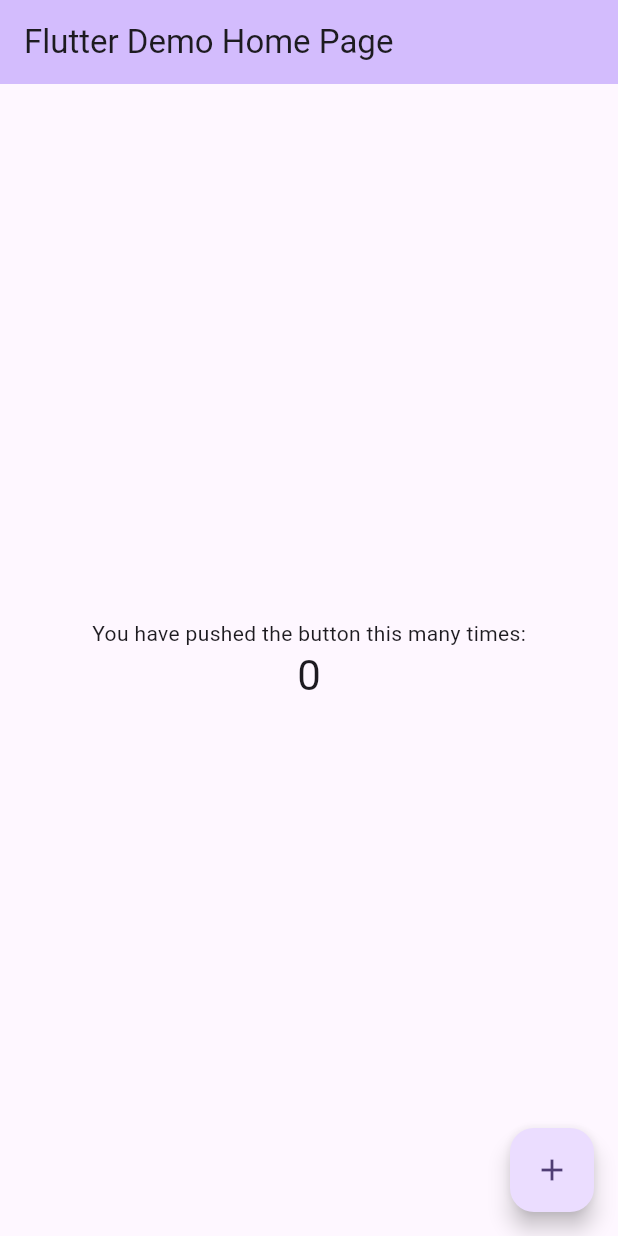
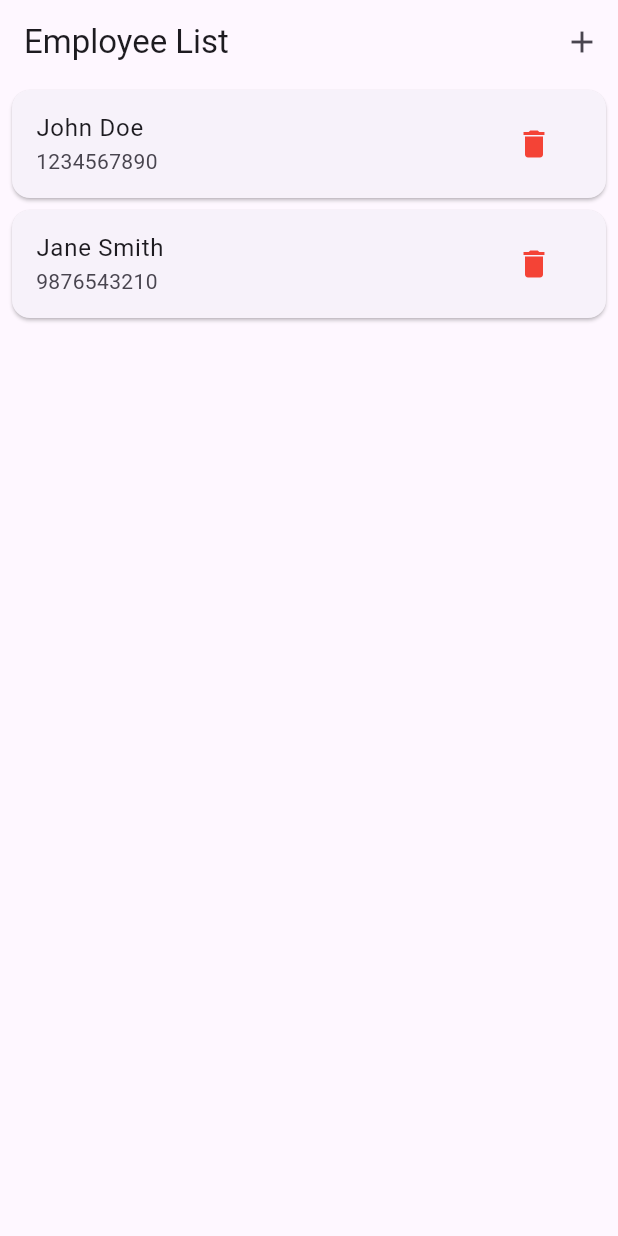
Before and after one commit to GihanIllukkumbura/Employee_management, a Flutter app: the screen it shows after launch, on a phone screen of 412 x 824 dp. Run offline on Flutter 3.47's test engine with Material 3 defaults, Android fonts, the phone set to English and light mode, and no system bars.

Commit message:
create empolyeelist screen

```diff
--- a/lib/main.dart
+++ b/lib/main.dart
@@ -1,3 +1,4 @@
+import 'package:employee_management_app/screens/employee.dart';
 import 'package:flutter/material.dart';
 
 void main() {
@@ -11,112 +12,11 @@ class MyApp extends StatelessWidget {
   @override
   Widget build(BuildContext context) {
     return MaterialApp(
-      title: 'Flutter Demo',
-      theme: ThemeData(
-        // This is the theme of your application.
-        //
-        // TRY THIS: Try running your application with "flutter run". You'll see
-        // the application has a purple toolbar. Then, without quitting the app,
-        // try changing the seedColor in the colorScheme below to Colors.green
-        // and then invoke "hot reload" (save your changes or press the "hot
-        // reload" button in a Flutter-supported IDE, or press "r" if you used
-        // the command line to start the app).
-        //
-        // Notice that the counter didn't reset back to zero; the application
-        // state is not lost during the reload. To reset the state, use hot
-        // restart instead.
-        //
-        // This works for code too, not just values: Most code changes can be
-        // tested with just a hot reload.
-        colorScheme: ColorScheme.fromSeed(seedColor: Colors.deepPurple),
-      ),
-      home: const MyHomePage(title: 'Flutter Demo Home Page'),
+      title: 'Employee Management',
+      theme: ThemeData(primarySwatch: Colors.blue),
+
+      home: const EmployeeListPage(),
+      debugShowCheckedModeBanner: false,
     );
   }
 }
-
-class MyHomePage extends StatefulWidget {
-  const MyHomePage({super.key, required this.title});
-
-  // This widget is the home page of your application. It is stateful, meaning
-  // that it has a State object (defined below) that contains fields that affect
-  // how it looks.
-
-  // This class is the configuration for the state. It holds the values (in this
-  // case the title) provided by the parent (in this case the App widget) and
-  // used by the build method of the State. Fields in a Widget subclass are
-  // always marked "final".
-
-  final String title;
-
-  @override
-  State<MyHomePage> createState() => _MyHomePageState();
-}
-
-class _MyHomePageState extends State<MyHomePage> {
-  int _counter = 0;
-
-  void _incrementCounter() {
-    setState(() {
-      // This call to setState tells the Flutter framework that something has
-      // changed in this State, which causes it to rerun the build method below
-      // so that the display can reflect the updated values. If we changed
-      // _counter without calling setState(), then the build method would not be
-      // called again, and so nothing would appear to happen.
-      _counter++;
-    });
-  }
-
-  @override
-  Widget build(BuildContext context) {
-    // This method is rerun every time setState is called, for instance as done
-    // by the _incrementCounter method above.
-    //
-    // The Flutter framework has been optimized to make rerunning build methods
-    // fast, so that you can just rebuild anything that needs updating rather
-    // than having to individually change instances of widgets.
-    return Scaffold(
-      appBar: AppBar(
-        // TRY THIS: Try changing the color here to a specific color (to
-        // Colors.amber, perhaps?) and trigger a hot reload to see the AppBar
-        // change color while the other colors stay the same.
-        backgroundColor: Theme.of(context).colorScheme.inversePrimary,
-        // Here we take the value from the MyHomePage object that was created by
-        // the App.build method, and use it to set our appbar title.
-        title: Text(widget.title),
-      ),
-      body: Center(
-        // Center is a layout widget. It takes a single child and positions it
-        // in the middle of the parent.
-        child: Column(
-          // Column is also a layout widget. It takes a list of children and
-          // arranges them vertically. By default, it sizes itself to fit its
-          // children horizontally, and tries to be as tall as its parent.
-          //
-          // Column has various properties to control how it sizes itself and
-          // how it positions its children. Here we use mainAxisAlignment to
-          // center the children vertically; the main axis here is the vertical
-          // axis because Columns are vertical (the cross axis would be
-          // horizontal).
-          //
-          // TRY THIS: Invoke "debug painting" (choose the "Toggle Debug Paint"
-          // action in the IDE, or press "p" in the console), to see the
-          // wireframe for each widget.
-          mainAxisAlignment: MainAxisAlignment.center,
-          children: <Widget>[
-            const Text('You have pushed the button this many times:'),
-            Text(
-              '$_counter',
-              style: Theme.of(context).textTheme.headlineMedium,
-            ),
-          ],
-        ),
-      ),
-      floatingActionButton: FloatingActionButton(
-        onPressed: _incrementCounter,
-        tooltip: 'Increment',
-        child: const Icon(Icons.add),
-      ), // This trailing comma makes auto-formatting nicer for build methods.
-    );
-  }
-}
--- /dev/null
+++ b/lib/screens/employee.dart
@@ -0,0 +1,65 @@
+import 'package:employee_management_app/models/employee.dart';
+import 'package:flutter/material.dart';
+
+class EmployeeListPage extends StatefulWidget {
+  const EmployeeListPage({super.key});
+
+  @override
+  State<EmployeeListPage> createState() => _EmployeeListPageState();
+}
+
+class _EmployeeListPageState extends State<EmployeeListPage> {
+  List<Employee> employees = [
+    Employee(
+      firstName: 'John',
+      lastName: 'Doe',
+      dob: DateTime(1990, 5, 15),
+      maritalStatus: 'Single',
+      contactNumber: '1234567890',
+      address: '123 Main St, City',
+      email: 'john.doe@example.com',
+    ),
+    Employee(
+      firstName: 'Jane',
+      lastName: 'Smith',
+      dob: DateTime(1985, 8, 22),
+      maritalStatus: 'Married',
+      contactNumber: '9876543210',
+      address: '456 Oak Ave, Town',
+      email: 'jane.smith@example.com',
+    ),
+  ];
+
+  @override
+  Widget build(BuildContext context) {
+    return Scaffold(
+      appBar: AppBar(
+        title: Text('Employee List'),
+        actions: [IconButton(onPressed: () {}, icon: const Icon(Icons.add))],
+      ),
+      body:
+          employees.isEmpty
+              ? Center(
+                child: Text('No employees yet', style: TextStyle(fontSize: 18)),
+              )
+              : ListView.builder(
+                itemCount: employees.length,
+                itemBuilder: (context, index) {
+                  final employee = employees[index];
+                  return Card(
+                    margin: EdgeInsets.symmetric(vertical: 4, horizontal: 8),
+                    child: ListTile(
+                      title: Text('${employee.firstName} ${employee.lastName}'),
+                      subtitle: Text(employee.contactNumber),
+                      trailing: IconButton(
+                        icon: Icon(Icons.delete, color: Colors.red),
+                        onPressed: () => {},
+                      ),
+                      onTap: () {},
+                    ),
+                  );
+                },
+              ),
+    );
+  }
+}
```
